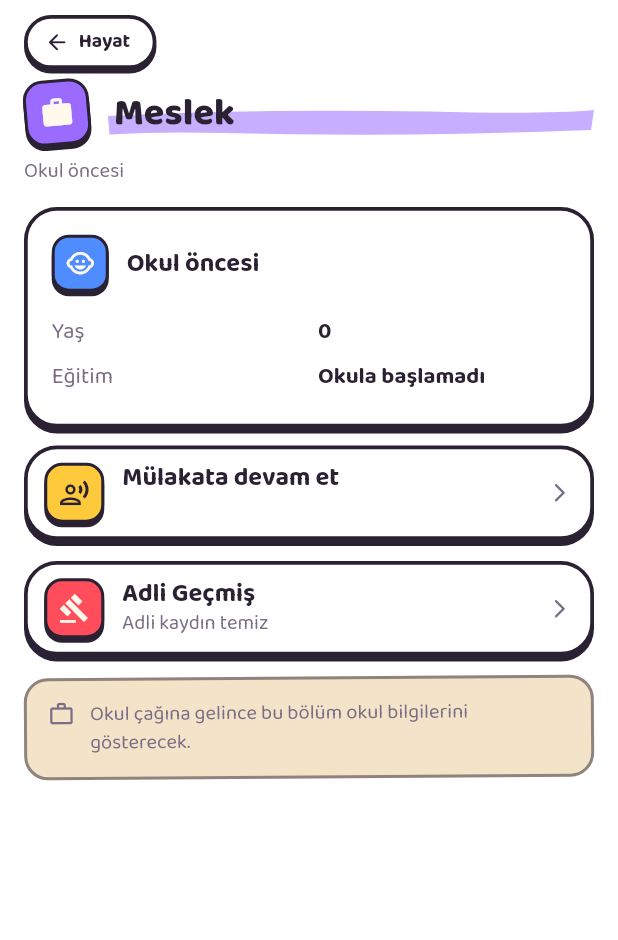
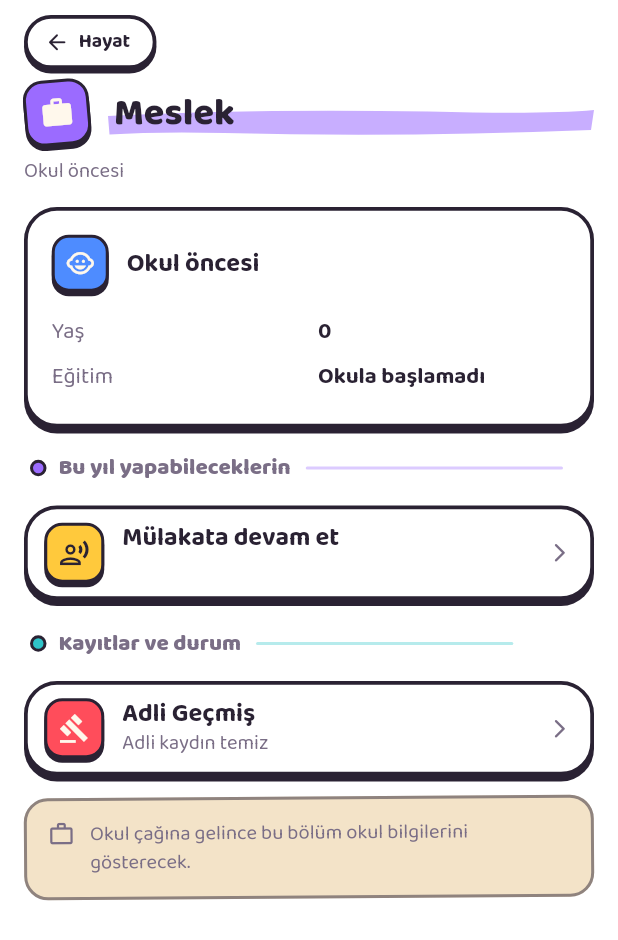
Before and after one commit to fahrettinkoksal/bir--m-r, a Flutter app: the _CareerView screen opened directly with empty values, on a phone screen of 412 x 824 dp. Shown: the top 940 px of the screen. Run offline on Flutter 3.47's test engine with Material 3 defaults, Android fonts, the phone set to English and light mode, and no system bars; our stand-ins replace audioplayers.

Commit message:
Paket V/8: Meslek ve İlişkiler menülerine başlık (D-138)
"menüleri düzenli hale getir" isteğinin kalan kısmı. Mağaza ve evcil
hayvan menüleri D-135/D-138 ile gruplanmıştı; iki uzun menü daha
başlıksızdı:

- Meslek: on satıra kadar çıkan liste iki başlığa ayrıldı — "Bu yıl
  yapabileceklerin" (mezuniyet sonrası, mülakat, iş ara, zam, terfi,
  emeklilik) ve "Kayıtlar ve durum" (askerlik, kendi işi, adli geçmiş,
  kariyer geçmişi). Askerlik/kendi işi/adli geçmiş satırları eylemlerin
  arasından çıkarıldı, kayıtlar başlığının altına alındı. Başlık boş
  kalmıyor: tıklanabilir eylem yoksa hiç yazılmıyor.
- İlişkiler: çocuklar/torunlar/akrabalar/arkadaşlar/ünlüler/romantik alt
  listeleri "Listeler" başlığının altına alındı; yukarıda yakınların
  kartları kalıyor.

Aktiviteler ekranı zaten MenuGroupTitle kullanıyordu, dokunulmadı.

Tüm takım: 2219 geçti, 15 atlandı, 0 başarısız. flutter analyze temiz.

Co-Authored-By: Claude Opus 5 <noreply@anthropic.com>
Claude-Session: https://claude.ai/code/session_017RiAabM4Z6kUyLwtao9wh3

```diff
--- a/app/lib/ui/screens/sections/relationships_screen.dart
+++ b/app/lib/ui/screens/sections/relationships_screen.dart
@@ -209,6 +209,13 @@ class _RelationshipsScreenState extends State<RelationshipsScreen> {
           const SizedBox(height: 10),
         ],
         const SizedBox(height: 8),
+        // Alt listeler tek başlık altında toplanır (D-138): yukarıda
+        // yakınların kartları, aşağıda "kimler var" listeleri.
+        const MenuGroupTitle(
+          text: 'Listeler',
+          accent: BirOmurAccents.gul,
+        ),
+        const SizedBox(height: 8),
         if (cocukSayisi > 0) ...<Widget>[
           MenuRow(
             key: const Key('relationships_children_row'),
--- a/app/lib/ui/screens/sections/school_career_screen.dart
+++ b/app/lib/ui/screens/sections/school_career_screen.dart
@@ -401,6 +401,14 @@ class _CareerViewState extends State<_CareerView> {
         egitim.universityFinished ||
         (egitim.isSchoolStudent && yarimZamanliCagi);
 
+    // Başlık boş kalmasın: bu yıl tıklanabilir bir eylem var mı?
+    final bool eylemVar = egitim.awaitingAfterSchoolChoice ||
+        state.hasPendingInterview ||
+        (isAranabilir && !state.career.isRetired) ||
+        (state.career.isEmployed && !state.career.isRetired) ||
+        (!state.career.isRetired &&
+            state.player.age >= Retirement.prototypeOnlyEarlyAge);
+
     return SectionScaffold(
       icon: Icons.work_rounded,
       accent: BirOmurAccents.mor,
@@ -501,6 +509,14 @@ class _CareerViewState extends State<_CareerView> {
             ],
           ),
         const SizedBox(height: 12),
+        // Bu yıl gerçekten yapılabilecek şeyler tek başlık altında (D-138).
+        if (eylemVar) ...<Widget>[
+          const MenuGroupTitle(
+            text: 'Bu yıl yapabileceklerin',
+            accent: BirOmurAccents.mor,
+          ),
+          const SizedBox(height: 8),
+        ],
         if (egitim.awaitingAfterSchoolChoice) ...<Widget>[
           MenuRow(
             title: 'Mezuniyet sonrası',
@@ -522,46 +538,6 @@ class _CareerViewState extends State<_CareerView> {
           ),
           const SizedBox(height: 10),
         ],
-        // Askerlik ayrı bir menüdür (Paket 29). Yükümlülük kapanmışsa
-        // da görünür: ne olduğu okunabilmeli.
-        if (state.player.age >= MilitaryService.prototypeOnlyMinAge ||
-            state.military.status != MilitaryStatus.yok) ...<Widget>[
-          MenuRow(
-            key: const Key('career_military_row'),
-            title: 'Askerlik',
-            subtitle: MilitaryService.menuSubtitle(state),
-            icon: Icons.military_tech_outlined,
-            accent: BirOmurAccents.yesil,
-            onTap: () => _go(_CareerPage.askerlik),
-          ),
-          const SizedBox(height: 10),
-        ],
-        // Kendi İşim (D-132). Maaşlı işin yanında ikinci bir geçim
-        // yolu; 18 yaşından itibaren görünür.
-        if (state.player.age >= 18 ||
-            state.businesses.isNotEmpty) ...<Widget>[
-          MenuRow(
-            key: const Key('career_business_row'),
-            title: 'Kendi İşim',
-            subtitle: _isAltMetni(state),
-            icon: Icons.storefront_outlined,
-            accent: BirOmurAccents.pirinc,
-            onTap: () => _go(_CareerPage.kendiIsi),
-          ),
-          const SizedBox(height: 10),
-        ],
-        // Adli Geçmiş (D-128). Sabıkanın oyundaki en somut etkisi iş
-        // başvurusu olduğu için burada durur. Kayıt yoksa da görünür:
-        // "temiz" bilgisi de bilgidir.
-        MenuRow(
-          key: const Key('career_legal_row'),
-          title: 'Adli Geçmiş',
-          subtitle: _adliAltMetni(state),
-          icon: Icons.gavel_outlined,
-          accent: BirOmurAccents.nar,
-          onTap: () => _go(_CareerPage.adliGecmis),
-        ),
-        const SizedBox(height: 10),
         if (isAranabilir && !state.career.isRetired) ...<Widget>[
           MenuRow(
             title: state.career.isEmployed ? 'İş değiştir' : 'İş ara',
@@ -670,6 +646,55 @@ class _CareerViewState extends State<_CareerView> {
           ),
           const SizedBox(height: 10),
         ],
+        // Kayıtlar ve durum (D-138): geçmişe bakılan satırlar, bu yıl
+        // yapılacak işlerin altında kendi başlığında durur. Eskiden
+        // askerlik, kendi işi ve adli geçmiş "iş ara" ile aynı
+        // kolonda karışıyordu.
+        const MenuGroupTitle(
+          text: 'Kayıtlar ve durum',
+          accent: BirOmurAccents.cini,
+        ),
+        const SizedBox(height: 8),
+        // Askerlik ayrı bir menüdür (Paket 29). Yükümlülük kapanmışsa
+        // da görünür: ne olduğu okunabilmeli.
+        if (state.player.age >= MilitaryService.prototypeOnlyMinAge ||
+            state.military.status != MilitaryStatus.yok) ...<Widget>[
+          MenuRow(
+            key: const Key('career_military_row'),
+            title: 'Askerlik',
+            subtitle: MilitaryService.menuSubtitle(state),
+            icon: Icons.military_tech_outlined,
+            accent: BirOmurAccents.yesil,
+            onTap: () => _go(_CareerPage.askerlik),
+          ),
+          const SizedBox(height: 10),
+        ],
+        // Kendi İşim (D-132). Maaşlı işin yanında ikinci bir geçim
+        // yolu; 18 yaşından itibaren görünür.
+        if (state.player.age >= 18 ||
+            state.businesses.isNotEmpty) ...<Widget>[
+          MenuRow(
+            key: const Key('career_business_row'),
+            title: 'Kendi İşim',
+            subtitle: _isAltMetni(state),
+            icon: Icons.storefront_outlined,
+            accent: BirOmurAccents.pirinc,
+            onTap: () => _go(_CareerPage.kendiIsi),
+          ),
+          const SizedBox(height: 10),
+        ],
+        // Adli Geçmiş (D-128). Sabıkanın oyundaki en somut etkisi iş
+        // başvurusu olduğu için burada durur. Kayıt yoksa da görünür:
+        // "temiz" bilgisi de bilgidir.
+        MenuRow(
+          key: const Key('career_legal_row'),
+          title: 'Adli Geçmiş',
+          subtitle: _adliAltMetni(state),
+          icon: Icons.gavel_outlined,
+          accent: BirOmurAccents.nar,
+          onTap: () => _go(_CareerPage.adliGecmis),
+        ),
+        const SizedBox(height: 10),
         // Kariyer geçmişi: eski işler silinmez.
         if (state.career.allEntries().isNotEmpty) ...<Widget>[
           MenuRow(
```
Also changed, not shown: 1 other file.
